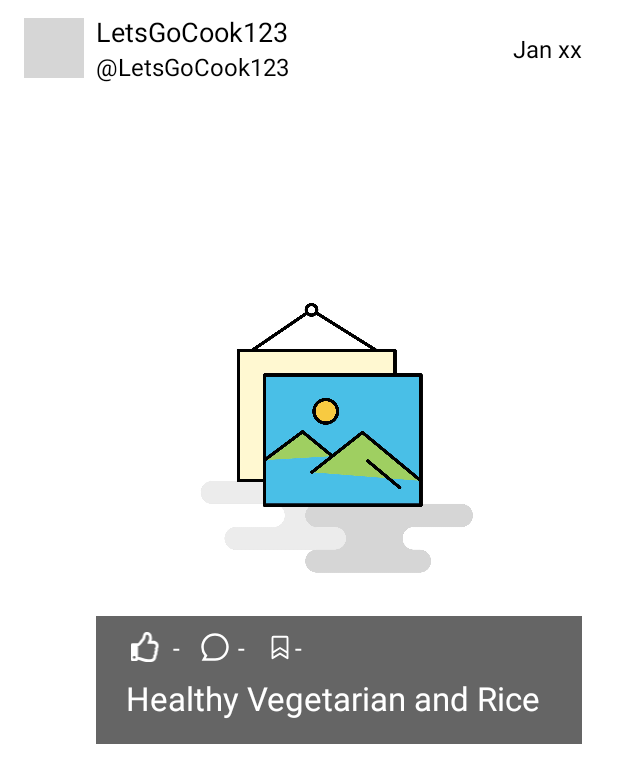
After one commit to AbrahamRumondor/cuisine-connect, an Android app: the layout item_recipe_big_image.xml on its own in the app's theme, with its tools: preview values and no code run, on a phone screen of 412 x 824 dp. The commit adds this screen. Shown: the top 783 px of the screen. Run offline under Robolectric (Android 15) with nearby library versions, the phone set to English and light mode, and no system bars; grey boxes are pictures that could not be loaded.

Commit message:
new layout for recipes (big and updated balanced layout)

```diff
--- a/app/src/main/java/com/example/cuisineconnect/app/screen/create/CreatePostFragment.kt
+++ b/app/src/main/java/com/example/cuisineconnect/app/screen/create/CreatePostFragment.kt
@@ -223,6 +223,7 @@ class CreatePostFragment : Fragment() {
           Glide
             .with(binding.root)
             .load(recipe.image)
+            .placeholder(R.drawable.ic_no_image)
             .into(ivImageTitle)
 
           user.let {
--- a/app/src/main/java/com/example/cuisineconnect/app/screen/home/HomeAdapter.kt
+++ b/app/src/main/java/com/example/cuisineconnect/app/screen/home/HomeAdapter.kt
@@ -15,6 +15,7 @@ import com.example.cuisineconnect.data.pagingSource.FeedItem
 import com.example.cuisineconnect.data.pagingSource.FeedItem.PostItem
 import com.example.cuisineconnect.data.pagingSource.FeedItem.RecipeItem
 import com.example.cuisineconnect.databinding.ItemPostHorizontalBinding
+import com.example.cuisineconnect.databinding.ItemRecipeBigImageBinding
 import com.example.cuisineconnect.databinding.ItemRecipeHorizontalBinding
 
 class HomeAdapter : PagingDataAdapter<FeedItem, RecyclerView.ViewHolder>(FeedItemComparator) {
@@ -39,7 +40,7 @@ class HomeAdapter : PagingDataAdapter<FeedItem, RecyclerView.ViewHolder>(FeedIte
                 ItemPostViewHolder(bindingPost)
             }
             VIEW_TYPE_RECIPE -> {
-                val bindingRecipe = ItemRecipeHorizontalBinding.inflate(inflater, parent, false)
+                val bindingRecipe = ItemRecipeBigImageBinding.inflate(inflater, parent, false)
                 ItemRecipeViewHolder(bindingRecipe)
             }
             else -> throw IllegalArgumentException("Unknown view type: $viewType")
--- a/app/src/main/java/com/example/cuisineconnect/app/screen/post/PostContentRenderer.kt
+++ b/app/src/main/java/com/example/cuisineconnect/app/screen/post/PostContentRenderer.kt
@@ -9,12 +9,8 @@ import android.widget.LinearLayout
 import android.widget.TextView
 import com.bumptech.glide.Glide
 import com.example.cuisineconnect.R
-import com.example.cuisineconnect.app.screen.create.CreatePostViewModel
 import com.example.cuisineconnect.databinding.ItemPostRecipeBinding
 import java.text.SimpleDateFormat
-import java.util.Date
-import java.util.Locale
-import java.util.concurrent.TimeUnit
 
 class PostContentRenderer(
   private val container: LinearLayout,
@@ -96,8 +92,10 @@ class PostContentRenderer(
 
       // Set dialog layout parameters to fill 90-95% of the screen
       val params = dialog.window?.attributes
-      params?.width = (container.context.resources.displayMetrics.widthPixels * 0.80).toInt() // 95% of screen width
-      params?.height = (container.context.resources.displayMetrics.heightPixels * 0.80).toInt() // 95% of screen height
+      params?.width =
+        (container.context.resources.displayMetrics.widthPixels * 0.80).toInt() // 95% of screen width
+      params?.height =
+        (container.context.resources.displayMetrics.heightPixels * 0.80).toInt() // 95% of screen height
       dialog.window?.attributes = params
 
       dialog.show()
@@ -156,7 +154,8 @@ class PostContentRenderer(
           val formattedDate = dateFormat.format(recipe.date)
           tvDate.text = formattedDate
 
-          Glide.with(container).load(recipe.image).into(ivImageTitle)
+          Glide.with(container).load(recipe.image).placeholder(R.drawable.ic_no_image)
+            .into(ivImageTitle)
 
           user.let {
             tvUsername.text = it.name
--- a/app/src/main/java/com/example/cuisineconnect/app/screen/profile/post/ProfilePostAdapter.kt
+++ b/app/src/main/java/com/example/cuisineconnect/app/screen/profile/post/ProfilePostAdapter.kt
@@ -10,6 +10,7 @@ import com.example.cuisineconnect.app.screen.create.CreatePostViewModel
 import com.example.cuisineconnect.app.screen.profile.post.viewHolder.ItemPostViewHolder
 import com.example.cuisineconnect.app.screen.profile.post.viewHolder.ItemRecipeViewHolder
 import com.example.cuisineconnect.databinding.ItemPostHorizontalBinding
+import com.example.cuisineconnect.databinding.ItemRecipeBigImageBinding
 import com.example.cuisineconnect.databinding.ItemRecipeHorizontalBinding
 import com.example.cuisineconnect.domain.model.Post
 import com.example.cuisineconnect.domain.model.Recipe
@@ -44,7 +45,7 @@ class ProfilePostAdapter :
       }
 
       SHOW_RECIPE -> {
-        val bindingRecipe = ItemRecipeHorizontalBinding.inflate(inflater, parent, false)
+        val bindingRecipe = ItemRecipeBigImageBinding.inflate(inflater, parent, false)
         ItemRecipeViewHolder(bindingRecipe)
       }
 
--- a/app/src/main/java/com/example/cuisineconnect/app/screen/profile/post/viewHolder/ItemPostViewHolder.kt
+++ b/app/src/main/java/com/example/cuisineconnect/app/screen/profile/post/viewHolder/ItemPostViewHolder.kt
@@ -13,7 +13,6 @@ import androidx.recyclerview.widget.RecyclerView
 import com.bumptech.glide.Glide
 import com.example.cuisineconnect.R
 import com.example.cuisineconnect.app.listener.ItemListListener
-import com.example.cuisineconnect.app.listener.RecipeListListener
 import com.example.cuisineconnect.app.screen.create.CreatePostViewModel
 import com.example.cuisineconnect.databinding.ItemPostHorizontalBinding
 import com.example.cuisineconnect.databinding.ItemPostRecipeBinding
@@ -141,10 +140,12 @@ class ItemPostViewHolder(
       .inflate(R.layout.item_post_text_view, view.llPostContents, false)
 
     // Set margins using the new function
-    setViewMargins(customCardView, 0, 4)
+    setViewMargins(customCardView, 0, 0, 4)
 
     val tvUserInput: TextView = customCardView.findViewById(R.id.tvUserInput)
     tvUserInput.text = text
+
+    tvUserInput.textSize = 16f
 
     if (order != null && order <= view.llPostContents.childCount) {
       view.llPostContents.removeViewAt(order)
@@ -159,10 +160,10 @@ class ItemPostViewHolder(
       .inflate(R.layout.item_post_image_view, view.llPostContents, false)
 
     // Set margins using the new function
-    setViewMargins(customImageView, 4, 4)
+    setViewMargins(customImageView, 4, 0, 8)
 
     val imageView: ImageView = customImageView.findViewById(R.id.iv_image)
-    Glide.with(view.root).load(imageUri).placeholder(R.drawable.loading_image).into(imageView)
+    Glide.with(view.root).load(imageUri).placeholder(R.drawable.ic_no_image).into(imageView)
 
     // Set click listener to open the image in full screen
     imageView.setOnClickListener {
@@ -171,12 +172,14 @@ class ItemPostViewHolder(
       dialog.setContentView(R.layout.dialog_full_image)
 
       val fullImageView = dialog.findViewById<ImageView>(R.id.iv_full_image)
-      Glide.with(view.root).load(imageUri).placeholder(R.drawable.loading_image).into(fullImageView)
+      Glide.with(view.root).load(imageUri).placeholder(R.drawable.ic_no_image).into(fullImageView)
 
       // Set dialog layout parameters to fill 90-95% of the screen
       val params = dialog.window?.attributes
-      params?.width = (view.root.context.resources.displayMetrics.widthPixels * 0.90).toInt() // 95% of screen width
-      params?.height = (view.root.context.resources.displayMetrics.heightPixels * 0.90).toInt() // 95% of screen height
+      params?.width =
+        (view.root.context.resources.displayMetrics.widthPixels * 0.90).toInt() // 95% of screen width
+      params?.height =
+        (view.root.context.resources.displayMetrics.heightPixels * 0.90).toInt() // 95% of screen height
       dialog.window?.attributes = params
 
       dialog.show()
@@ -222,7 +225,7 @@ class ItemPostViewHolder(
         )
 
         // Set margins using the new function
-        setViewMargins(viewRecipe.root, 4, 4)
+        setViewMargins(viewRecipe.root, 4, 4, 4)
 
         viewRecipe.run {
           tvTitle.text = recipe.title
@@ -235,7 +238,8 @@ class ItemPostViewHolder(
           val formattedDate = dateFormat.format(recipe.date)
           tvDate.text = formattedDate
 
-          Glide.with(view.root).load(recipe.image).into(ivImageTitle)
+          Glide.with(view.root).load(recipe.image).placeholder(R.drawable.ic_no_image)
+            .into(ivImageTitle)
 
           user.let {
             tvUsername.text = it.name
@@ -256,18 +260,20 @@ class ItemPostViewHolder(
   private fun setViewMargins(
     view: android.view.View,
     horizontalMarginDp: Int,
-    verticalMarginDp: Int
+    topMarginDP: Int,
+    bottomMarginDP: Int
   ) {
     val density = view.context.resources.displayMetrics.density
     val horizontalMarginInPx = (horizontalMarginDp * density).toInt()
-    val verticalMarginInPx = (verticalMarginDp * density).toInt()
+    val topMarginPx = (topMarginDP * density).toInt()
+    val bottomMarginPx = (bottomMarginDP * density).toInt()
 
     val layoutParams = view.layoutParams as LinearLayout.LayoutParams
     layoutParams.setMargins(
       horizontalMarginInPx,
-      verticalMarginInPx,
+      topMarginPx,
       horizontalMarginInPx,
-      verticalMarginInPx
+      bottomMarginPx
     )
     view.layoutParams = layoutParams
   }
--- a/app/src/main/java/com/example/cuisineconnect/app/screen/profile/post/viewHolder/ItemRecipeViewHolder.kt
+++ b/app/src/main/java/com/example/cuisineconnect/app/screen/profile/post/viewHolder/ItemRecipeViewHolder.kt
@@ -7,9 +7,11 @@ import android.view.View
 import android.widget.Toast
 import androidx.recyclerview.widget.RecyclerView
 import com.bumptech.glide.Glide
+import com.example.cuisineconnect.R
 import com.example.cuisineconnect.app.listener.ItemListListener
 import com.example.cuisineconnect.app.listener.RecipeListListener
 import com.example.cuisineconnect.app.screen.create.CreatePostViewModel
+import com.example.cuisineconnect.databinding.ItemRecipeBigImageBinding
 import com.example.cuisineconnect.databinding.ItemRecipeHorizontalBinding
 import com.example.cuisineconnect.domain.model.Recipe
 import com.example.cuisineconnect.domain.model.User
@@ -19,7 +21,7 @@ import java.util.Locale
 import java.util.concurrent.TimeUnit
 
 class ItemRecipeViewHolder(
-  private val view: ItemRecipeHorizontalBinding,
+  private val view: ItemRecipeBigImageBinding,
 //    private val itemListener: OrderSummaryItemListener?,
 ) : RecyclerView.ViewHolder(view.root) {
 
@@ -42,12 +44,12 @@ class ItemRecipeViewHolder(
           .into(ivUserProfile)
 
         tvTitle.text = recipe.title
-        tvDesc.text = recipe.description
+//        tvDesc.text = recipe.description
 
         val formattedDate = getRelativeTime(recipe.date) // recipe.date is of type Date
         tvDate.text = formattedDate
 
-        clRecipeItem.setOnClickListener {
+        cvRecipe.setOnClickListener {
           listener?.onRecipeClicked(recipe.id)
           Toast.makeText(
             view.root.context,
@@ -56,7 +58,7 @@ class ItemRecipeViewHolder(
           ).show()
         }
 
-        clRecipeItem.setOnLongClickListener {
+        cvRecipe.setOnLongClickListener {
           listener?.onRecipeLongClicked(recipe.id)
           Toast.makeText(
             view.root.context,
@@ -67,10 +69,10 @@ class ItemRecipeViewHolder(
         }
 
         val isAuthor = createPostViewModel?.user?.value?.id == user.id
-        btnEdit.visibility = View.INVISIBLE
+        btnDelete.visibility = View.INVISIBLE
         if (isAuthor) {
-          btnEdit.visibility = View.VISIBLE
-          btnEdit.setOnClickListener {
+          btnDelete.visibility = View.VISIBLE
+          btnDelete.setOnClickListener {
             val builder = AlertDialog.Builder(view.root.context)
             builder.setTitle("Delete Recipe")
             builder.setMessage("Are you sure you want to delete the recipe?")
@@ -96,8 +98,8 @@ class ItemRecipeViewHolder(
         val uri = Uri.parse(recipe.image)
         Glide.with(view.root)
           .load(uri)   // Load the image URL into the ImageView
-          .placeholder(android.R.drawable.ic_menu_report_image)
-          .into(ivImageTitle)
+          .placeholder(R.drawable.ic_no_image)
+          .into(ivImage)
 
 //        if (isMyRecipes) holder.editRecipe.visibility = View.VISIBLE
 //        else holder.editRecipe.visibility = View.GONE
--- a/app/src/main/java/com/example/cuisineconnect/app/screen/recipe/detail/viewHolder/RecipeDetailEstimationViewHolder.kt
+++ b/app/src/main/java/com/example/cuisineconnect/app/screen/recipe/detail/viewHolder/RecipeDetailEstimationViewHolder.kt
@@ -22,7 +22,7 @@ class RecipeDetailEstimationViewHolder(
 
                 Glide.with(root)
                     .load(recipe.image)
-                    .placeholder(android.R.drawable.ic_menu_report_image)
+                    .placeholder(R.drawable.ic_no_image)
                     .into(ivRecipeImg)
 
                 ivRecipeImg.setOnClickListener {
--- a/app/src/main/res/layout/item_post_recipe.xml
+++ b/app/src/main/res/layout/item_post_recipe.xml
@@ -1,12 +1,12 @@
 <?xml version="1.0" encoding="utf-8"?>
 <androidx.cardview.widget.CardView xmlns:android="http://schemas.android.com/apk/res/android"
     xmlns:app="http://schemas.android.com/apk/res-auto"
+    xmlns:tools="http://schemas.android.com/tools"
     android:layout_width="match_parent"
     android:layout_height="wrap_content"
-    xmlns:tools="http://schemas.android.com/tools"
     android:layout_gravity="center_horizontal"
+    android:layout_marginHorizontal="24dp"
     android:layout_marginVertical="12dp"
-    android:layout_marginHorizontal="24dp"
     app:cardCornerRadius="8dp"
     app:cardElevation="4dp"
     >
@@ -17,11 +17,12 @@
       android:layout_height="wrap_content"
       android:layout_margin="12dp"
       >
+
     <LinearLayout
         android:id="@+id/ll_user"
         android:layout_width="wrap_content"
         android:layout_height="wrap_content"
-        android:layout_marginHorizontal="16dp"
+        android:layout_marginHorizontal="8dp"
         app:layout_constraintStart_toStartOf="parent"
         app:layout_constraintTop_toTopOf="parent"
         >
@@ -35,11 +36,11 @@
 
         <ImageView
             android:id="@+id/iv_user_profile"
-            tools:srcCompat="@tools:sample/avatars"
             android:layout_width="match_parent"
             android:layout_height="match_parent"
             android:contentDescription="@string/image"
             android:scaleType="centerCrop"
+            tools:srcCompat="@tools:sample/avatars"
             />
       </androidx.cardview.widget.CardView>
 
@@ -71,22 +72,33 @@
         android:textSize="16sp"
         android:textStyle="bold"
         app:layout_constrainedWidth="true"
-        app:layout_constraintEnd_toStartOf="@id/iv_image_title"
+        app:layout_constraintEnd_toStartOf="@id/cv_image_title"
         app:layout_constraintStart_toStartOf="parent"
         app:layout_constraintTop_toBottomOf="@id/ll_user"
         />
 
-    <!-- ImageView -->
-    <ImageView
-        android:id="@+id/iv_image_title"
-        android:layout_width="100dp"
-        android:layout_height="56.25dp"
-        android:contentDescription="@string/image"
-        android:paddingEnd="8dp"
-        android:src="@drawable/cc_asset"
+    <androidx.cardview.widget.CardView
+        android:id="@+id/cv_image_title"
+        android:layout_width="110dp"
+        android:layout_marginTop="10dp"
+        android:layout_height="0dp"
+        android:layout_gravity="center"
+        app:cardCornerRadius="150dp"
+        app:layout_constraintDimensionRatio="H, 1:1"
         app:layout_constraintEnd_toEndOf="parent"
-        app:layout_constraintTop_toBottomOf="@id/ll_user"
-        />
+        app:layout_constraintTop_toTopOf="parent"
+        app:layout_constraintBottom_toTopOf="@id/ll_buttons"
+        >
+
+      <ImageView
+          android:id="@+id/iv_image_title"
+          android:layout_width="match_parent"
+          android:layout_height="match_parent"
+          android:contentDescription="@string/image"
+          android:scaleType="centerCrop"
+          tools:srcCompat="@tools:sample/avatars"
+          />
+    </androidx.cardview.widget.CardView>
 
     <TextView
         android:id="@+id/tv_desc"
@@ -98,12 +110,13 @@
         android:text="This is a very long description that might take more than two lines. If it does, it will be truncated with an aaewfjioawejfoawefjawdjfkladjf ellipsis."
         android:textColor="@android:color/black"
         android:textSize="14sp"
-        app:layout_constraintEnd_toStartOf="@id/iv_image_title"
+        app:layout_constraintEnd_toStartOf="@id/cv_image_title"
         app:layout_constraintStart_toStartOf="parent"
-        app:layout_constraintTop_toBottomOf="@id/iv_image_title"
+        app:layout_constraintTop_toBottomOf="@id/tv_title"
         />
 
     <LinearLayout
+        android:id="@+id/ll_buttons"
         android:layout_width="match_parent"
         android:layout_height="wrap_content"
         android:layout_marginHorizontal="8dp"
@@ -112,7 +125,7 @@
         android:orientation="horizontal"
         app:layout_constraintEnd_toEndOf="parent"
         app:layout_constraintStart_toStartOf="parent"
-        app:layout_constraintTop_toBottomOf="@+id/tv_desc"
+        app:layout_constraintTop_toBottomOf="@+id/cv_image_title"
         >
 
       <LinearLayout
--- /dev/null
+++ b/app/src/main/res/layout/item_recipe_big_image.xml
@@ -0,0 +1,256 @@
+<?xml version="1.0" encoding="utf-8"?>
+<androidx.constraintlayout.widget.ConstraintLayout xmlns:android="http://schemas.android.com/apk/res/android"
+    xmlns:app="http://schemas.android.com/apk/res-auto"
+    xmlns:tools="http://schemas.android.com/tools"
+    android:layout_width="match_parent"
+    android:layout_height="wrap_content"
+    >
+
+  <androidx.cardview.widget.CardView
+      android:id="@+id/cv_profile"
+      android:layout_width="40dp"
+      android:layout_height="40dp"
+      android:layout_gravity="top"
+      android:layout_marginHorizontal="16dp"
+      android:layout_marginTop="12dp"
+      app:cardCornerRadius="250dp"
+      app:layout_constraintStart_toStartOf="parent"
+      app:layout_constraintTop_toTopOf="parent"
+      >
+
+    <ImageView
+        android:id="@+id/iv_user_profile"
+        android:layout_width="match_parent"
+        android:layout_height="match_parent"
+        android:contentDescription="@string/image"
+        android:scaleType="centerCrop"
+        tools:srcCompat="@tools:sample/avatars"
+        />
+  </androidx.cardview.widget.CardView>
+
+  <LinearLayout
+      android:id="@+id/ll_username"
+      android:layout_width="wrap_content"
+      android:layout_height="wrap_content"
+      android:layout_marginStart="8dp"
+      android:orientation="vertical"
+      app:layout_constraintBottom_toBottomOf="@id/cv_profile"
+      app:layout_constraintStart_toEndOf="@id/cv_profile"
+      app:layout_constraintTop_toTopOf="@id/cv_profile"
+      >
+
+    <TextView
+        android:id="@+id/tv_username"
+        android:layout_width="wrap_content"
+        android:layout_height="wrap_content"
+        android:text="LetsGoCook123"
+        android:textColor="@android:color/black"
+        android:textSize="18sp"
+        />
+
+    <TextView
+        android:id="@+id/tv_unique_username"
+        android:layout_width="wrap_content"
+        android:layout_height="wrap_content"
+        android:text="\@LetsGoCook123"
+        android:textColor="@android:color/black"
+        android:textSize="16sp"
+        />
+  </LinearLayout>
+
+  <TextView
+      android:id="@+id/tv_date"
+      android:layout_width="wrap_content"
+      android:layout_height="wrap_content"
+      android:layout_marginHorizontal="24dp"
+      android:gravity="end"
+      android:text="Jan xx"
+      android:textSize="16sp"
+      android:textColor="@android:color/black"
+      app:layout_constraintEnd_toEndOf="parent"
+      app:layout_constraintTop_toTopOf="@id/cv_profile"
+      app:layout_constraintBottom_toBottomOf="@id/cv_profile"
+      />
+
+  <androidx.cardview.widget.CardView
+      android:id="@+id/cv_recipe"
+      android:layout_width="0dp"
+      android:layout_height="420dp"
+      android:layout_marginVertical="24dp"
+      android:layout_marginEnd="24dp"
+      app:cardCornerRadius="24dp"
+      app:layout_constraintStart_toStartOf="@id/ll_username"
+      app:layout_constraintEnd_toEndOf="parent"
+      app:layout_constraintBottom_toBottomOf="parent"
+      app:layout_constraintTop_toBottomOf="@id/cv_profile"
+      >
+
+    <androidx.constraintlayout.widget.ConstraintLayout
+        android:layout_width="match_parent"
+        android:layout_height="match_parent"
+        >
+
+      <ImageView
+          android:id="@+id/iv_image"
+          android:layout_width="match_parent"
+          android:layout_height="match_parent"
+          android:scaleType="centerCrop"
+          android:src="@drawable/ic_no_image"
+          app:layout_constraintEnd_toEndOf="parent"
+          app:layout_constraintStart_toStartOf="parent"
+          app:layout_constraintTop_toTopOf="parent"
+          />
+
+
+        <ImageView
+            android:id="@+id/btn_delete"
+            android:layout_width="25dp"
+            android:layout_height="25dp"
+            android:contentDescription="@string/image"
+            android:src="@drawable/ic_trash_can"
+            app:tint="@color/white"
+            app:layout_constraintEnd_toEndOf="parent"
+            app:layout_constraintTop_toTopOf="parent"
+            android:layout_margin="16dp"
+            />
+
+
+      <FrameLayout
+          android:layout_width="0dp"
+          android:layout_height="0dp"
+          android:alpha="0.6"
+          android:background="@color/black"
+          app:layout_constraintBottom_toBottomOf="@id/ll_text"
+          app:layout_constraintEnd_toEndOf="@id/ll_text"
+          app:layout_constraintStart_toStartOf="@id/ll_text"
+          app:layout_constraintTop_toTopOf="@id/ll_text"
+          />
+
+      <LinearLayout
+          android:id="@+id/ll_text"
+          android:layout_width="match_parent"
+          android:layout_height="wrap_content"
+          android:orientation="vertical"
+          android:paddingHorizontal="20dp"
+          android:paddingTop="10dp"
+          android:paddingBottom="16dp"
+          app:layout_constraintBottom_toBottomOf="parent"
+          app:layout_constraintEnd_toEndOf="parent"
+          app:layout_constraintStart_toStartOf="parent"
+          >
+
+        <LinearLayout
+            android:layout_width="wrap_content"
+            android:layout_height="wrap_content"
+            android:layout_marginBottom="8dp"
+            android:gravity="center"
+            android:orientation="horizontal"
+            app:layout_constraintBottom_toTopOf="@id/ll_text"
+            app:layout_constraintStart_toStartOf="parent"
+            >
+
+          <LinearLayout
+              android:layout_width="wrap_content"
+              android:layout_height="wrap_content"
+              android:gravity="center"
+              android:orientation="horizontal"
+              app:layout_constraintBottom_toTopOf="@id/ll_text"
+              app:layout_constraintStart_toStartOf="parent"
+              >
+
+            <ImageView
+                android:id="@+id/iv_ic_thumbs"
+                android:layout_width="26dp"
+                android:layout_height="20dp"
+                android:contentDescription="@string/image"
+                android:src="@drawable/ic_thumbs_up_regular"
+                app:tint="@color/white"
+                />
+
+            <TextView
+                android:id="@+id/tv_upvote_count"
+                android:layout_width="wrap_content"
+                android:layout_height="wrap_content"
+                android:layout_marginHorizontal="5dp"
+                android:text="-"
+                android:textColor="@color/white"
+                android:textSize="16sp"
+                />
+          </LinearLayout>
+
+          <LinearLayout
+              android:layout_width="wrap_content"
+              android:layout_height="wrap_content"
+              android:layout_marginHorizontal="8dp"
+              android:gravity="center"
+              android:orientation="horizontal"
+              >
+
+            <ImageView
+                android:id="@+id/iv_ic_reply"
+                android:layout_width="20dp"
+                android:layout_height="20dp"
+                android:contentDescription="@string/image"
+                android:src="@drawable/ic_msg_bubble"
+                app:tint="@color/white"
+                />
+
+            <TextView
+                android:id="@+id/tv_reply_count"
+                android:layout_width="wrap_content"
+                android:layout_height="wrap_content"
+                android:layout_marginHorizontal="5dp"
+                android:text="-"
+                android:textColor="@color/white"
+                android:textSize="16sp"
+                />
+          </LinearLayout>
+
+          <LinearLayout
+              android:layout_width="wrap_content"
+              android:layout_height="wrap_content"
+              android:gravity="center"
+              android:orientation="horizontal"
+              app:layout_constraintEnd_toEndOf="parent"
+              app:layout_constraintTop_toTopOf="parent"
+              >
+
+            <ImageView
+                android:id="@+id/iv_ic_bookmark"
+                android:layout_width="20dp"
+                android:layout_height="20dp"
+                android:contentDescription="@string/image"
+                android:src="@drawable/ic_bookmark_regular"
+                app:tint="@color/white"
+                />
+
+            <TextView
+                android:id="@+id/tv_bookmark_count"
+                android:layout_width="wrap_content"
+                android:layout_height="wrap_content"
+                android:text="-"
+                android:textColor="@color/white"
+                android:textSize="16sp"
+                />
+          </LinearLayout>
+
+
+
+        </LinearLayout>
+
+        <TextView
+            android:id="@+id/tv_title"
+            android:layout_width="wrap_content"
+            android:layout_height="wrap_content"
+            android:text="Healthy Vegetarian and Rice"
+            android:textColor="@color/white"
+            android:textSize="22sp"
+            />
+
+      </LinearLayout>
+
+    </androidx.constraintlayout.widget.ConstraintLayout>
+  </androidx.cardview.widget.CardView>
+
+
+</androidx.constraintlayout.widget.ConstraintLayout>
--- a/app/src/main/res/layout/item_recipe_horizontal.xml
+++ b/app/src/main/res/layout/item_recipe_horizontal.xml
@@ -140,7 +140,7 @@
 
       <ImageView
           android:id="@+id/iv_ic_thumbs"
-          android:layout_width="20dp"
+          android:layout_width="26dp"
           android:layout_height="20dp"
           android:contentDescription="@string/image"
           android:src="@drawable/ic_thumbs_up_regular"
```
Also changed, not shown: app/src/main/res/drawable/ic_no_image.png (added).
